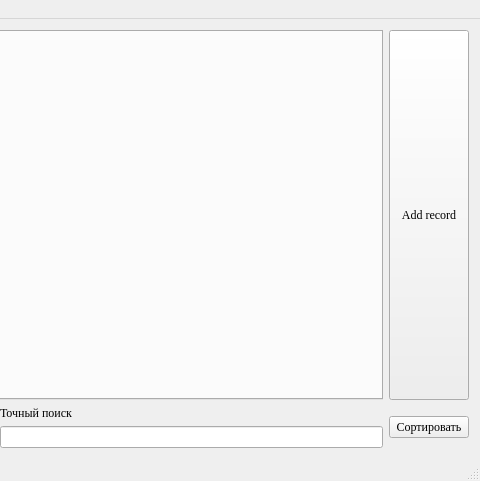
The window that Programming/4_sem (OVP)/DBLab1/mainwindow.ui (Anastasia1111/Labs) describes before a commit, drawn with Qt 5; both pictures show x 401 to 881 and y 0 to 481 of the 881 by 481 pixel window.
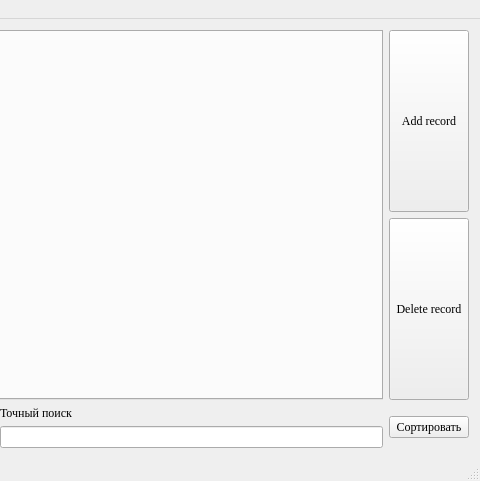
The same window after the commit. Icons and pictures are not drawn.

What changed in the file:
```diff
--- a/Programming/4_sem (OVP)/DBLab1/mainwindow.ui
+++ b/Programming/4_sem (OVP)/DBLab1/mainwindow.ui
@@ -14,13 +14,15 @@
    <string>СУБД</string>
   </property>
   <widget class="QWidget" name="centralWidget">
-   <layout class="QVBoxLayout" name="verticalLayout">
+   <layout class="QVBoxLayout" name="verticalLayout_2">
     <item>
      <layout class="QHBoxLayout" name="horizontalLayout_2">
       <item>
        <widget class="QTabWidget" name="tabWidget"/>
       </item>
       <item>
+       <layout class="QVBoxLayout" name="verticalLayout">
+        <item>
        <widget class="QPushButton" name="pushButton_AddRecord">
         <property name="sizePolicy">
          <sizepolicy hsizetype="Minimum" vsizetype="Expanding">
@@ -38,6 +40,26 @@
         </property>
        </widget>
       </item>
+        <item>
+         <widget class="QPushButton" name="pushButton_DeleteRecord">
+          <property name="sizePolicy">
+           <sizepolicy hsizetype="Minimum" vsizetype="Expanding">
+            <horstretch>0</horstretch>
+            <verstretch>0</verstretch>
+           </sizepolicy>
+          </property>
+          <property name="font">
+           <font>
+            <family>Times New Roman</family>
+           </font>
+          </property>
+          <property name="text">
+           <string>Delete record</string>
+          </property>
+         </widget>
+        </item>
+       </layout>
+      </item>
      </layout>
     </item>
     <item>
```
Left out of the diff: 19 changed lines with no effect on the pictures. Lines whose indentation alone changed are shown as unchanged.
